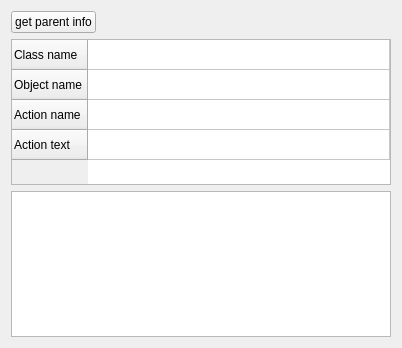
This is src/corelibs/U2Test/GUITestingWindow.ui in violethaze74/ugene as Qt 5 draws it before an edit. The edited form follows.
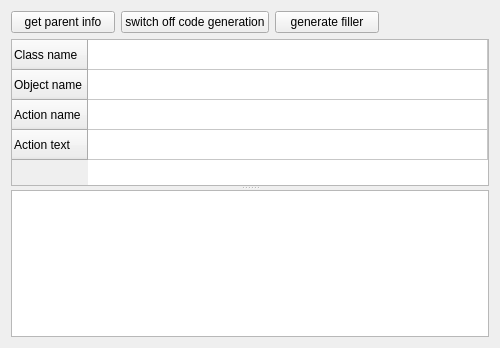
This is the edited form.

Commit message: generating fillers

Patch:
```diff
--- a/src/corelibs/U2Test/GUITestingWindow.ui
+++ b/src/corelibs/U2Test/GUITestingWindow.ui
@@ -6,7 +6,7 @@
    <rect>
     <x>0</x>
     <y>0</y>
-    <width>402</width>
+    <width>500</width>
     <height>348</height>
    </rect>
   </property>
@@ -14,7 +14,43 @@
    <string>GUI testing window</string>
   </property>
   <layout class="QGridLayout" name="gridLayout">
+   <item row="0" column="0">
+    <layout class="QHBoxLayout" name="horizontalLayout">
+     <item>
+      <widget class="QPushButton" name="pushButton">
+       <property name="text">
+        <string>get parent info</string>
+       </property>
+      </widget>
+     </item>
+     <item>
+      <widget class="QPushButton" name="pushButton_2">
+       <property name="text">
+        <string>switch off code generation</string>
+       </property>
+      </widget>
+     </item>
+     <item>
+      <widget class="QPushButton" name="pushButton_3">
+       <property name="text">
+        <string>generate filler</string>
+       </property>
+      </widget>
+     </item>
+     <item>
+      <widget class="QLabel" name="label">
+       <property name="text">
+        <string/>
+       </property>
+      </widget>
+     </item>
+    </layout>
+   </item>
    <item row="1" column="0">
+    <widget class="QSplitter" name="splitter">
+     <property name="orientation">
+      <enum>Qt::Vertical</enum>
+     </property>
     <widget class="QTableWidget" name="tableWidget">
      <property name="sizePolicy">
       <sizepolicy hsizetype="Expanding" vsizetype="Expanding">
@@ -72,40 +108,8 @@
       </property>
      </column>
     </widget>
-   </item>
-   <item row="0" column="0">
-    <layout class="QHBoxLayout" name="horizontalLayout">
-     <item>
-      <widget class="QPushButton" name="pushButton">
-       <property name="text">
-        <string>get parent info</string>
-       </property>
-      </widget>
-     </item>
-     <item>
-      <widget class="QLabel" name="label">
-       <property name="text">
-        <string/>
-       </property>
-      </widget>
-     </item>
-     <item>
-      <spacer name="horizontalSpacer">
-       <property name="orientation">
-        <enum>Qt::Horizontal</enum>
-       </property>
-       <property name="sizeHint" stdset="0">
-        <size>
-         <width>40</width>
-         <height>20</height>
-        </size>
-       </property>
-      </spacer>
-     </item>
-    </layout>
-   </item>
-   <item row="2" column="0">
     <widget class="QTextEdit" name="textEdit"/>
+    </widget>
    </item>
   </layout>
  </widget>
```
Lines whose indentation alone changed are shown as unchanged. The commit also changes 2 other files.
